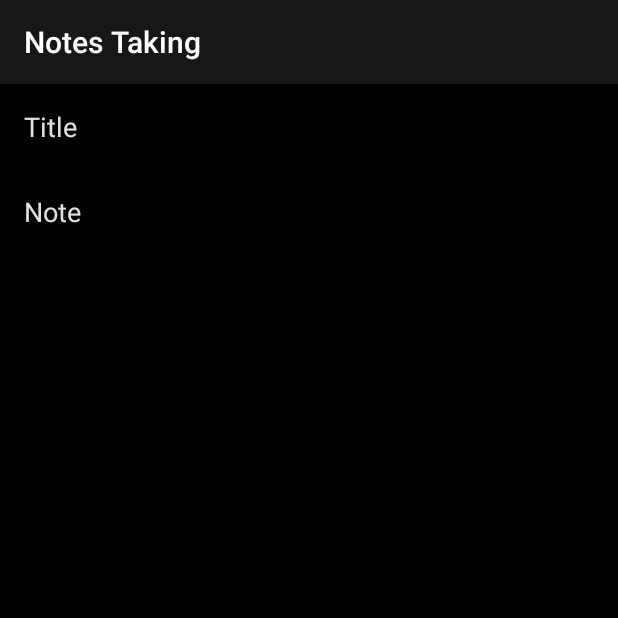
After one commit to SivaAggzz/NotesTaker, an Android app: the AddNewNote screen opened directly, with no data from a screen before it, on a phone screen of 412 x 824 dp, the top half of it. The commit adds this screen. Run offline under Robolectric (Android 15) with nearby library versions, the phone set to English and light mode, and no system bars; our stand-ins replace data binding.

Commit message:
Adding newNote module

```diff
--- a/app/src/main/AndroidManifest.xml
+++ b/app/src/main/AndroidManifest.xml
@@ -20,6 +20,7 @@
                 <category android:name="android.intent.category.LAUNCHER" />
             </intent-filter>
         </activity>
+        <activity android:name=".ui.addnote.AddNewNote" />
     </application>
 
 </manifest>
--- /dev/null
+++ b/app/src/main/java/com/techneapps/notestaking/ui/addnote/AddNewNote.java
@@ -0,0 +1,20 @@
+package com.techneapps.notestaking.ui.addnote;
+
+import android.os.Bundle;
+
+import androidx.annotation.Nullable;
+import androidx.appcompat.app.AppCompatActivity;
+
+import com.techneapps.notestaking.R;
+
+public class AddNewNote extends AppCompatActivity {
+
+    @Override
+    protected void onCreate(@Nullable Bundle savedInstanceState) {
+        super.onCreate(savedInstanceState);
+        setContentView(R.layout.activity_add_new_note);
+
+    }
+
+
+}
--- a/app/src/main/java/com/techneapps/notestaking/ui/notesviewer/NotesViewerActivity.java
+++ b/app/src/main/java/com/techneapps/notestaking/ui/notesviewer/NotesViewerActivity.java
@@ -1,5 +1,6 @@
 package com.techneapps.notestaking.ui.notesviewer;
 
+import android.content.Intent;
 import android.os.Bundle;
 import android.view.Menu;
 import android.view.MenuItem;
@@ -12,6 +13,7 @@ import androidx.recyclerview.widget.LinearLayoutManager;
 import com.techneapps.notestaking.R;
 import com.techneapps.notestaking.databinding.ActivityNotesViewerBinding;
 import com.techneapps.notestaking.ui.adapter.NotesAdapter;
+import com.techneapps.notestaking.ui.addnote.AddNewNote;
 
 public class NotesViewerActivity extends AppCompatActivity {
 
@@ -32,6 +34,9 @@ public class NotesViewerActivity extends AppCompatActivity {
             notesAdapter = new NotesAdapter(NotesViewerActivity.this, noteObjs);
             activityNotesViewerBinding.notesRecyclerView.setAdapter(notesAdapter);
         });
+
+        activityNotesViewerBinding.addNoteFab.setOnClickListener(v ->
+                startActivity(new Intent(getApplicationContext(), AddNewNote.class)));
     }
 
     @Override
--- /dev/null
+++ b/app/src/main/res/layout/activity_add_new_note.xml
@@ -0,0 +1,26 @@
+<?xml version="1.0" encoding="utf-8"?>
+<layout xmlns:android="http://schemas.android.com/apk/res/android">
+
+    <LinearLayout
+        android:layout_width="match_parent"
+        android:layout_height="match_parent"
+        android:orientation="vertical">
+
+        <EditText
+            android:id="@+id/titleEditText"
+            android:layout_width="match_parent"
+            android:layout_height="wrap_content"
+            android:background="@android:color/transparent"
+            android:hint="Title"
+            android:padding="16sp" />
+
+        <EditText
+            android:id="@+id/contentEditText"
+            android:layout_width="match_parent"
+            android:layout_height="wrap_content"
+            android:background="@android:color/transparent"
+            android:hint="Note"
+            android:padding="16sp" />
+
+    </LinearLayout>
+</layout>
```
